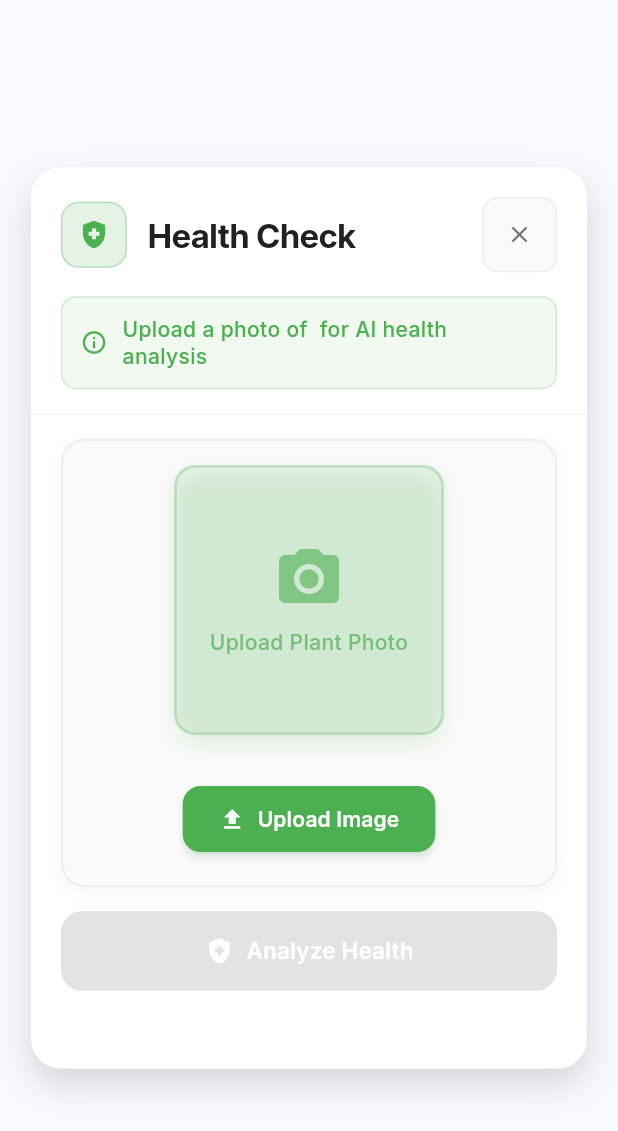
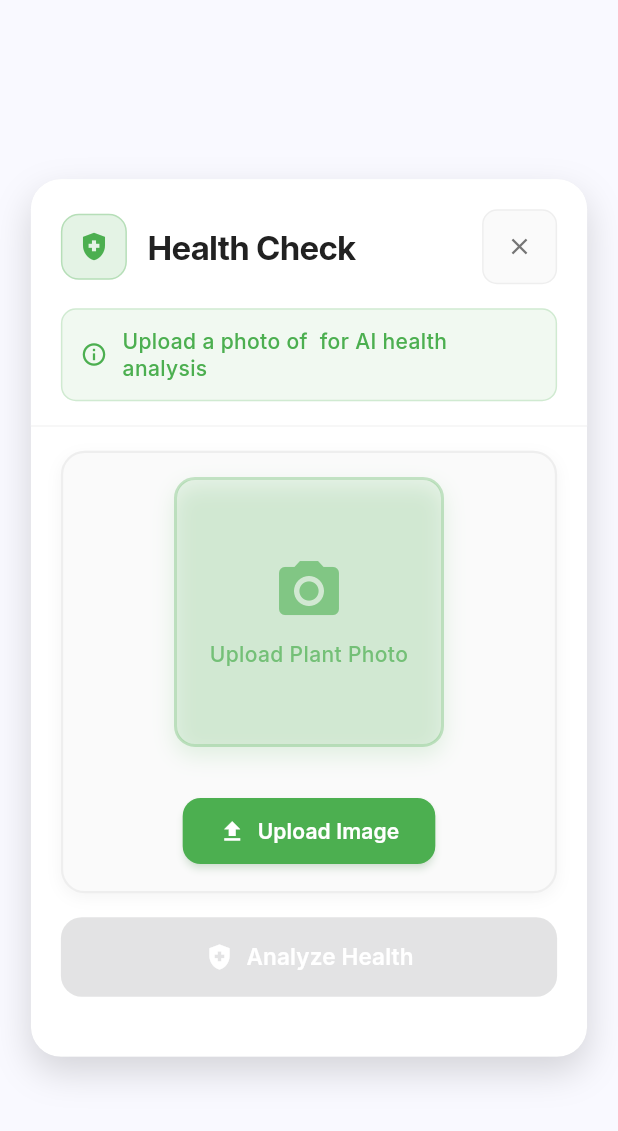
Before and after one commit to kirieievv/plantcare, a Flutter app: the HealthCheckModal widget shown alone on an empty page, opened directly with empty values, on a phone screen of 412 x 824 dp. Shown: the top 1131 px of the screen. Run offline on Flutter 3.47's test engine with Material 3 defaults, Android fonts, the phone set to English and light mode, and no system bars; our stand-ins replace animated_text_kit, cloud_firestore, firebase_auth, firebase_core, firebase_storage, fl_chart and 7 more; accounts and stored records are empty.

Commit message:
App 5.0.3

```diff
--- a/plant_care/lib/widgets/health_check_modal.dart
+++ b/plant_care/lib/widgets/health_check_modal.dart
@@ -263,6 +263,11 @@ IMPORTANT: Return your response as a friendly, conversational message. Do not us
   }
 
   Widget _buildPlaceholderImage() {
+    // Detect iPhone SE for responsive sizing
+    final screenHeight = MediaQuery.of(context).size.height;
+    final screenWidth = MediaQuery.of(context).size.width;
+    final isIPhoneSE = screenWidth == 375 && screenHeight == 667;
+
     return Container(
       decoration: BoxDecoration(
         color: AppTheme.accentGreen.withOpacity(0.1),
@@ -273,9 +278,10 @@ IMPORTANT: Return your response as a friendly, conversational message. Do not us
         children: [
           Icon(
             Icons.photo_camera,
-            size: 48,
+            size: isIPhoneSE ? 32 : 48,
             color: AppTheme.accentGreen.withOpacity(0.6),
           ),
+          if (!isIPhoneSE) ...[
             const SizedBox(height: 8),
             Text(
               'Upload Plant Photo',
@@ -287,22 +293,34 @@ IMPORTANT: Return your response as a friendly, conversational message. Do not us
               textAlign: TextAlign.center,
             ),
           ],
+        ],
       ),
     );
   }
 
   @override
   Widget build(BuildContext context) {
+    // Detect iPhone SE and other small screens
+    final screenHeight = MediaQuery.of(context).size.height;
+    final screenWidth = MediaQuery.of(context).size.width;
+    final isIPhoneSE = screenWidth == 375 && screenHeight == 667;
+    final isSmallScreen = screenHeight < 700;
+
     return Dialog(
       shape: RoundedRectangleBorder(
         borderRadius: BorderRadius.circular(20),
       ),
-      insetPadding: const EdgeInsets.symmetric(horizontal: 16, vertical: 24),
+      insetPadding: EdgeInsets.symmetric(
+        horizontal: 16,
+        vertical: isIPhoneSE ? 96 : (isSmallScreen ? 48 : 32),
+      ),
       child: Container(
         width: MediaQuery.of(context).size.width * 0.9,
         constraints: BoxConstraints(
           maxWidth: 450,
-          maxHeight: MediaQuery.of(context).size.height * 0.85,
+          maxHeight: isIPhoneSE
+              ? screenHeight * 0.4
+              : (isSmallScreen ? screenHeight * 0.7 : screenHeight * 0.8),
         ),
         decoration: BoxDecoration(
           color: Colors.white,
@@ -321,7 +339,12 @@ IMPORTANT: Return your response as a friendly, conversational message. Do not us
           children: [
             // Header with improved design
             Container(
-              padding: const EdgeInsets.fromLTRB(20, 20, 20, 16),
+              padding: EdgeInsets.fromLTRB(
+                20,
+                isIPhoneSE ? 12 : 20,
+                20,
+                isIPhoneSE ? 8 : 16
+              ),
               decoration: BoxDecoration(
                 color: Colors.white,
                 borderRadius: const BorderRadius.only(
@@ -361,7 +384,7 @@ IMPORTANT: Return your response as a friendly, conversational message. Do not us
                         child: Text(
                           'Health Check',
                           style: TextStyle(
-                            fontSize: 22,
+                            fontSize: isIPhoneSE ? 18 : 22,
                             fontWeight: FontWeight.bold,
                             color: AppTheme.textPrimary,
                             letterSpacing: -0.5,
@@ -395,11 +418,11 @@ IMPORTANT: Return your response as a friendly, conversational message. Do not us
                     ],
                   ),
 
-                  const SizedBox(height: 16),
+                  SizedBox(height: isIPhoneSE ? 8 : 16),
 
                   // Instructions with improved styling
                   Container(
-                    padding: const EdgeInsets.all(12),
+                    padding: EdgeInsets.all(isIPhoneSE ? 6 : 12),
                     decoration: BoxDecoration(
                       color: AppTheme.accentGreen.withOpacity(0.08),
                       borderRadius: BorderRadius.circular(10),
@@ -420,7 +443,7 @@ IMPORTANT: Return your response as a friendly, conversational message. Do not us
                           child: Text(
                             'Upload a photo of ${widget.plantName} for AI health analysis',
                             style: TextStyle(
-                              fontSize: 14,
+                              fontSize: isIPhoneSE ? 12 : 14,
                               color: AppTheme.accentGreen,
                               fontWeight: FontWeight.w500,
                               height: 1.3,
@@ -436,7 +459,12 @@ IMPORTANT: Return your response as a friendly, conversational message. Do not us
 
             // Image Upload Area with improved design
             Padding(
-              padding: const EdgeInsets.fromLTRB(20, 16, 20, 16),
+              padding: EdgeInsets.fromLTRB(
+                20,
+                isIPhoneSE ? 8 : 16,
+                20,
+                isIPhoneSE ? 8 : 16
+              ),
               child: Container(
                 width: double.infinity,
                 decoration: BoxDecoration(
@@ -461,9 +489,9 @@ IMPORTANT: Return your response as a friendly, conversational message. Do not us
                     // Image Display Area
                     Center(
                       child: Container(
-                        width: 180,
-                        height: 180,
-                        margin: const EdgeInsets.all(16),
+                        width: isIPhoneSE ? 40 : (isSmallScreen ? 120 : 180),
+                        height: isIPhoneSE ? 40 : (isSmallScreen ? 120 : 180),
+                        margin: EdgeInsets.all(isIPhoneSE ? 0 : (isSmallScreen ? 8 : 16)),
                         decoration: BoxDecoration(
                           borderRadius: BorderRadius.circular(14),
                           border: Border.all(
@@ -485,17 +513,17 @@ IMPORTANT: Return your response as a friendly, conversational message. Do not us
                                     borderRadius: BorderRadius.circular(12),
                                     child: Image.memory(
                                       _selectedImageBytes!,
-                                      width: 180,
-                                      height: 180,
+                                      width: isIPhoneSE ? 40 : (isSmallScreen ? 120 : 180),
+                                      height: isIPhoneSE ? 40 : (isSmallScreen ? 120 : 180),
                                       fit: BoxFit.cover,
                                       errorBuilder: (context, error, stackTrace) {
                                         return Container(
-                                          width: 180,
-                                          height: 180,
+                                          width: isIPhoneSE ? 40 : (isSmallScreen ? 120 : 180),
+                                          height: isIPhoneSE ? 40 : (isSmallScreen ? 120 : 180),
                                           color: AppTheme.accentGreen.withOpacity(0.1),
                                           child: Icon(
                                             Icons.image,
-                                            size: 56,
+                                            size: isIPhoneSE ? 32 : 56,
                                             color: AppTheme.accentGreen,
                                           ),
                                         );
@@ -541,7 +569,7 @@ IMPORTANT: Return your response as a friendly, conversational message. Do not us
                       ),
                     ),
 
-                    const SizedBox(height: 16),
+                    SizedBox(height: isIPhoneSE ? 0 : (isSmallScreen ? 8 : 16)),
 
                     // Upload Button with improved styling
                     Center(
@@ -554,16 +582,19 @@ IMPORTANT: Return your response as a friendly, conversational message. Do not us
                         ),
                         label: Text(
                           _selectedImageBytes != null ? 'Change Image' : 'Upload Image',
-                          style: const TextStyle(
+                          style: TextStyle(
                             color: Colors.white,
                             fontWeight: FontWeight.w600,
-                            fontSize: 14,
+                            fontSize: isIPhoneSE ? 12 : 14,
                           ),
                         ),
                         style: ElevatedButton.styleFrom(
                           backgroundColor: AppTheme.accentGreen,
                           foregroundColor: Colors.white,
-                          padding: const EdgeInsets.symmetric(horizontal: 24, vertical: 12),
+                          padding: EdgeInsets.symmetric(
+                            horizontal: isIPhoneSE ? 16 : 24,
+                            vertical: isIPhoneSE ? 8 : 12
+                          ),
                           shape: RoundedRectangleBorder(
                             borderRadius: BorderRadius.circular(12),
                           ),
@@ -573,13 +604,13 @@ IMPORTANT: Return your response as a friendly, conversational message. Do not us
                       ),
                     ),
 
-                    const SizedBox(height: 20),
+                    SizedBox(height: isIPhoneSE ? 1 : (isSmallScreen ? 8 : 16)),
 
                     if (_selectedImageBytes != null) ...[
-                      const SizedBox(height: 16),
+                      SizedBox(height: isIPhoneSE ? 8 : (isSmallScreen ? 12 : 16)),
                       Container(
-                        padding: const EdgeInsets.all(14),
-                        margin: const EdgeInsets.fromLTRB(16, 0, 16, 16),
+                        padding: EdgeInsets.all(isIPhoneSE ? 6 : 8),
+                        margin: EdgeInsets.fromLTRB(16, 0, 16, isIPhoneSE ? 6 : 8),
                         decoration: BoxDecoration(
                           color: AppTheme.accentGreen.withOpacity(0.12),
                           borderRadius: BorderRadius.circular(12),
@@ -616,7 +647,7 @@ IMPORTANT: Return your response as a friendly, conversational message. Do not us
                                 style: TextStyle(
                                   color: AppTheme.accentGreen,
                                   fontWeight: FontWeight.w600,
-                                  fontSize: 13,
+                                  fontSize: isIPhoneSE ? 11 : 13,
                                 ),
                               ),
                             ),
@@ -652,10 +683,10 @@ IMPORTANT: Return your response as a friendly, conversational message. Do not us
                         ),
                   label: Text(
                     _isAnalyzing ? 'Analyzing...' : 'Analyze Health',
-                    style: const TextStyle(
+                    style: TextStyle(
                       color: Colors.white,
                       fontWeight: FontWeight.w600,
-                      fontSize: 15,
+                      fontSize: isIPhoneSE ? 13 : 15,
                     ),
                   ),
                   style: ElevatedButton.styleFrom(
@@ -663,7 +694,9 @@ IMPORTANT: Return your response as a friendly, conversational message. Do not us
                         ? AppTheme.accentGreen
                         : Colors.grey.shade300,
                     foregroundColor: Colors.white,
-                    padding: const EdgeInsets.symmetric(vertical: 16),
+                    padding: EdgeInsets.symmetric(
+                      vertical: isIPhoneSE ? 8 : 16
+                    ),
                     shape: RoundedRectangleBorder(
                       borderRadius: BorderRadius.circular(14),
                     ),
@@ -726,7 +759,7 @@ IMPORTANT: Return your response as a friendly, conversational message. Do not us
             ],
 
             // Add bottom padding for mobile
-            const SizedBox(height: 32),
+            SizedBox(height: isIPhoneSE ? 0 : (isSmallScreen ? 12 : 20)),
           ],
         ),
       ),
```
Also changed, not shown: 1 other file. Lines whose indentation alone changed are shown as unchanged.
